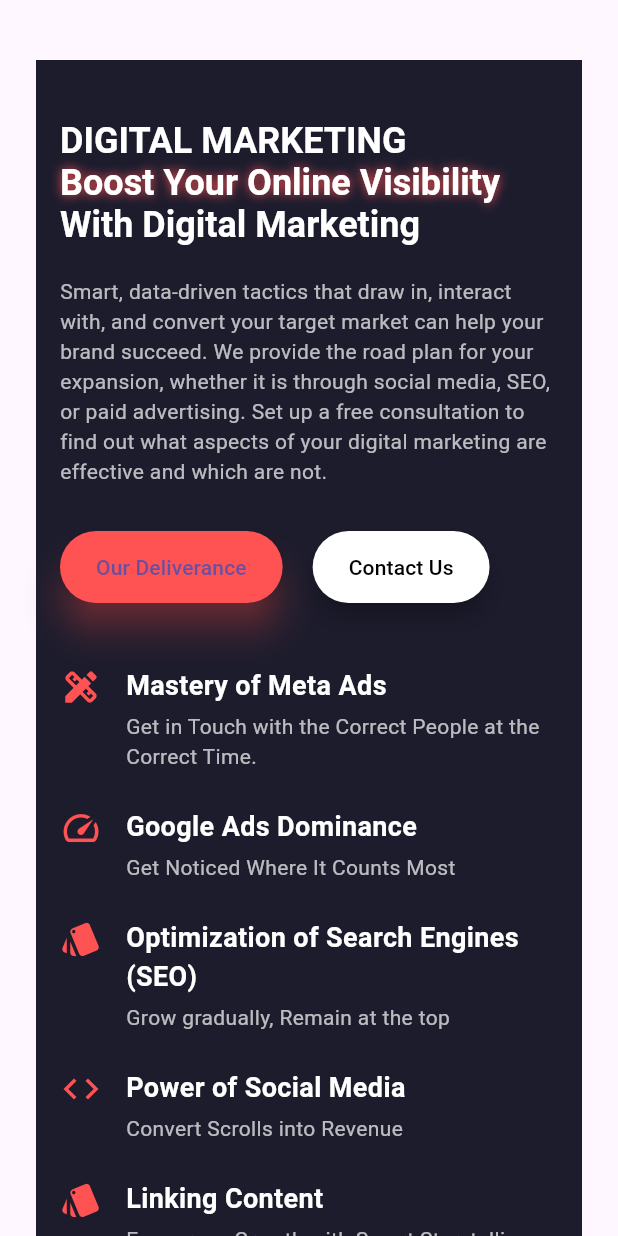
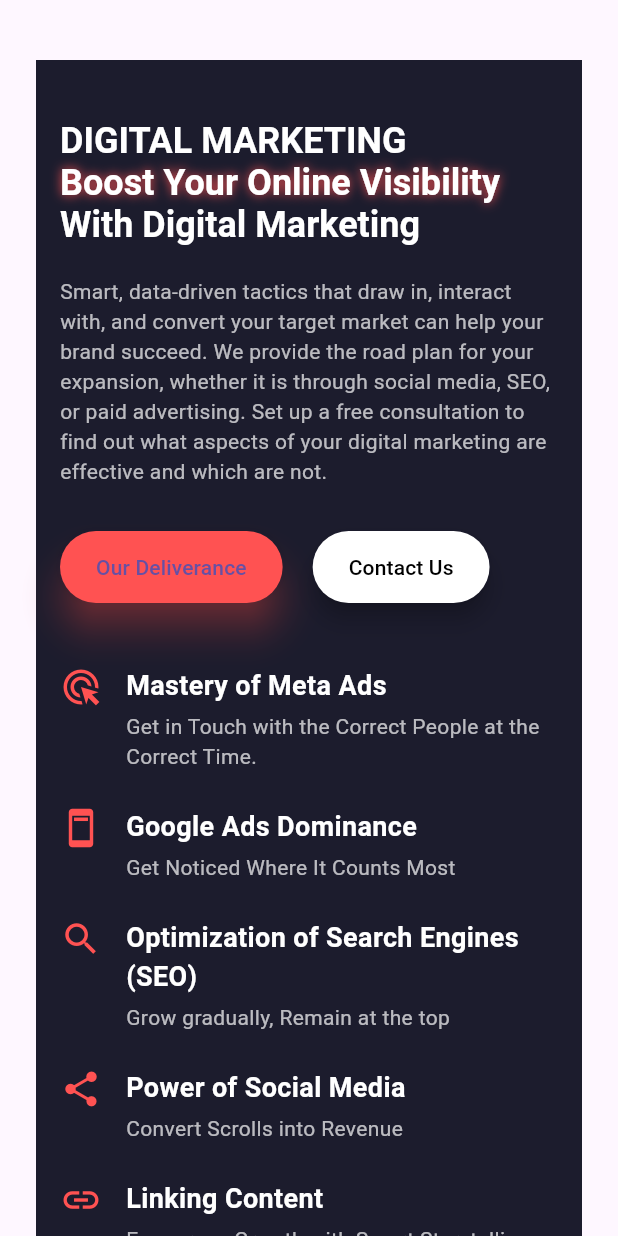
Before and after one commit to Vanshahuja1/One-Aim-App, a Flutter app: the ContainDM screen opened directly, after a tap on "Our Deliverance", on a phone screen of 412 x 824 dp. Run offline on Flutter 3.47's test engine with Material 3 defaults, Android fonts, the phone set to English and light mode, and no system bars; our stand-ins replace visibility_detector; network calls fail.

Commit message:
Update dm1.dart

```diff
--- a/lib/DM_Service/dm1.dart
+++ b/lib/DM_Service/dm1.dart
@@ -96,17 +96,17 @@ class _Web1State extends State<Web1> {
             Column(
               crossAxisAlignment: CrossAxisAlignment.start,
               children: [
-                deliverCell(Icons.design_services, "Mastery of Meta Ads",
+                deliverCell(Icons.ads_click, "Mastery of Meta Ads",
                     "Get in Touch with the Correct People at the Correct Time."),
-                deliverCell(Icons.speed, "Google Ads Dominance",
+                deliverCell(Icons.ad_units, "Google Ads Dominance",
                     "Get Noticed Where It Counts Most"),
-                deliverCell(Icons.style, "Optimization of Search Engines (SEO)",
+                deliverCell(Icons.search, "Optimization of Search Engines (SEO)",
                     "Grow gradually, Remain at the top"),
-                deliverCell(Icons.code, "Power of Social Media",
+                deliverCell(Icons.share, "Power of Social Media",
                     "Convert Scrolls into Revenue"),
-                    deliverCell(Icons.style, "Linking Content",
+                    deliverCell(Icons.link, "Linking Content",
                     "Encourage Growth with Smart Storytelling"),
-                deliverCell(Icons.code, "Email Marketing Strategies That Work",
+                deliverCell(Icons.email, "Email Marketing Strategies That Work",
                     "Send the Appropriate Message at the Appropriate Time"),
               ],
             )
```
